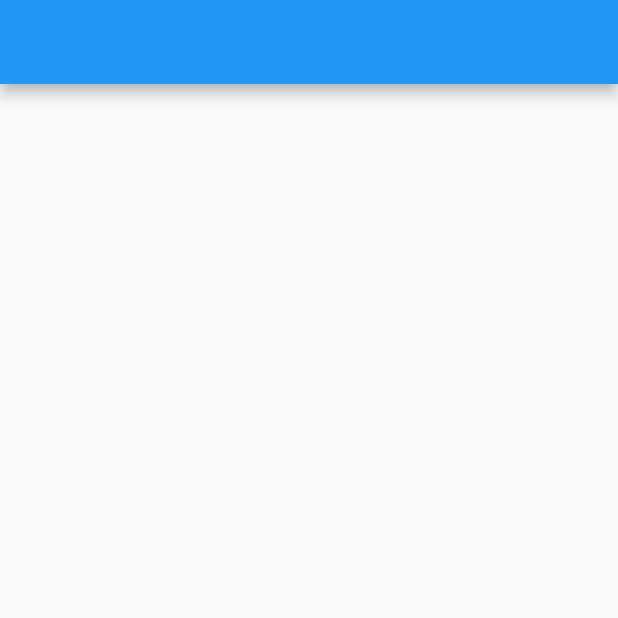
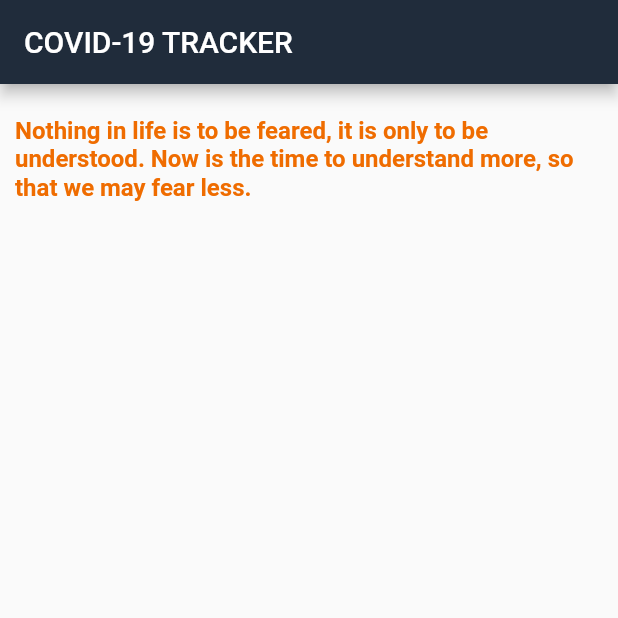
Before and after one commit to Apsaravigamage/Covid_Tracker-App-UI, a Flutter app: the screen it shows after launch, on a phone screen of 412 x 824 dp, the top half of it. Run offline on Flutter 3.47's test engine with Material 2 defaults, Android fonts, the phone set to English and light mode, and no system bars; missing offline and left inert: dart:html; Roboto replaces fonts that are missing (Circular).

Commit message:
First orange color box

```diff
--- /dev/null
+++ b/lib/datasorce.dart
@@ -0,0 +1,70 @@
+import 'package:flutter/material.dart';
+
+Color primaryBlack = Color(0xff202c3b);
+
+class DataSource{
+  static String quote ="Nothing in life is to be feared, it is only to be understood. Now is the time to understand more, so that we may fear less.";
+
+  static List questionAnswers = [
+     {
+      "question": "What is a coronavirus?",
+      "answer":
+          "Coronaviruses are a large family of viruses which may cause illness in animals or humans.  In humans, several coronaviruses are known to cause respiratory infections ranging from the common cold to more severe diseases such as Middle East Respiratory Syndrome (MERS) and Severe Acute Respiratory Syndrome (SARS). The most recently discovered coronavirus causes coronavirus disease COVID-19."
+    },
+    {
+      "question": "What is COVID-19?",
+      "answer":
+          "COVID-19 is the infectious disease caused by the most recently discovered coronavirus. This new virus and disease were unknown before the outbreak began in Wuhan, China, in December 2019."
+    },
+    {
+      "question": "What are the symptoms of COVID-19?",
+      "answer":
+          "The most common symptoms of COVID-19 are fever, tiredness, and dry cough. Some patients may have aches and pains, nasal congestion, runny nose, sore throat or diarrhea. These symptoms are usually mild and begin gradually. Some people become infected but don’t develop any symptoms and don't feel unwell. Most people (about 80%) recover from the disease without needing special treatment. Around 1 out of every 6 people who gets COVID-19 becomes seriously ill and develops difficulty breathing. Older people, and those with underlying medical problems like high blood pressure, heart problems or diabetes, are more likely to develop serious illness. People with fever, cough and difficulty breathing should seek medical attention."
+    },
+    {
+      "question": "How does COVID-19 spread?",
+      "answer":
+          "People can catch COVID-19 from others who have the virus. The disease can spread from person to person through small droplets from the nose or mouth which are spread when a person with COVID-19 coughs or exhales. These droplets land on objects and surfaces around the person. Other people then catch COVID-19 by touching these objects or surfaces, then touching their eyes, nose or mouth. People can also catch COVID-19 if they breathe in droplets from a person with COVID-19 who coughs out or exhales droplets. This is why it is important to stay more than 1 meter (3 feet) away from a person who is sick. \nWHO is assessing ongoing research on the ways COVID-19 is spread and will continue to share updated findings."
+    },
+    {
+      "question":
+          "Can the virus that causes COVID-19 be transmitted through the air?",
+      "answer":
+          "Studies to date suggest that the virus that causes COVID-19 is mainly transmitted through contact with respiratory droplets rather than through the air"
+    },
+    {
+      "question": "Can CoVID-19 be caught from a person who has no symptoms?",
+      "answer":
+          "The main way the disease spreads is through respiratory droplets expelled by someone who is coughing. The risk of catching COVID-19 from someone with no symptoms at all is very low. However, many people with COVID-19 experience only mild symptoms. This is particularly true at the early stages of the disease. It is therefore possible to catch COVID-19 from someone who has, for example, just a mild cough and does not feel ill.  WHO is assessing ongoing research on the period of transmission of COVID-19 and will continue to share updated findings.    "
+    },
+    {
+      "question":
+          "Can I catch COVID-19 from the feces of someone with the disease?",
+      "answer":
+          "The risk of catching COVID-19 from the feces of an infected person appears to be low. While initial investigations suggest the virus may be present in feces in some cases, spread through this route is not a main feature of the outbreak. WHO is assessing ongoing research on the ways COVID-19 is spread and will continue to share new findings. Because this is a risk, however, it is another reason to clean hands regularly, after using the bathroom and before eating."
+    },
+    {
+      "question": "How likely am I to catch COVID-19?",
+      "answer":
+          "The risk depends on where you  are - and more specifically, whether there is a COVID-19 outbreak unfolding there.\nFor most people in most locations the risk of catching COVID-19 is still low. However, there are now places around the world (cities or areas) where the disease is spreading. For people living in, or visiting, these areas the risk of catching COVID-19 is higher. Governments and health authorities are taking vigorous action every time a new case of COVID-19 is identified. Be sure to comply with any local restrictions on travel, movement or large gatherings. Cooperating with disease control efforts will reduce your risk of catching or spreading COVID-19.\nCOVID-19 outbreaks can be contained and transmission stopped, as has been shown in China and some other countries. Unfortunately, new outbreaks can emerge rapidly. It’s important to be aware of the situation where you are or intend to go. WHO publishes daily updates on the COVID-19 situation worldwide."
+    },
+    {
+      "question": "Who is at risk of developing severe illness?",
+      "answer":
+          "While we are still learning about how COVID-2019 affects people, older persons and persons with pre-existing medical conditions (such as high blood pressure, heart disease, lung disease, cancer or diabetes)  appear to develop serious illness more often than others. "
+    },
+    {
+      "question": "Should I wear a mask to protect myself?",
+      "answer":
+          "Only wear a mask if you are ill with COVID-19 symptoms (especially coughing) or looking after someone who may have COVID-19. Disposable face mask can only be used once. If you are not ill or looking after someone who is ill then you are wasting a mask. There is a world-wide shortage of masks, so WHO urges people to use masks wisely.\nWHO advises rational use of medical masks to avoid unnecessary wastage of precious resources and mis-use of masks\nThe most effective ways to protect yourself and others against COVID-19 are to frequently clean your hands, cover your cough with the bend of elbow or tissue and maintain a distance of at least 1 meter (3 feet) from people who are coughing or sneezing"
+    },
+    {
+      "question":
+          "Are antibiotics effective in preventing or treating the COVID-19?",
+      "answer":
+          "No. Antibiotics do not work against viruses, they only work on bacterial infections. COVID-19 is caused by a virus, so antibiotics do not work. Antibiotics should not be used as a means of prevention or treatment of COVID-19. They should only be used as directed by a physician to treat a bacterial infection. "
+    },
+
+  ];
+
+}
--- a/lib/homepage.dart
+++ b/lib/homepage.dart
@@ -1,3 +1,7 @@
+import 'dart:html';
+import 'dart:ui';
+
+import 'package:covid_tracker/datasorce.dart';
 import 'package:flutter/material.dart';
 
 class HomePage extends StatefulWidget {
@@ -9,7 +13,24 @@ class _HomePageState extends State<HomePage> {
   @override
   Widget build(BuildContext context) {
     return Scaffold(
-      appBar: AppBar(),
+      appBar: AppBar(
+        centerTitle: false,
+        title: Text('COVID-19 TRACKER',),
+      ),
+      body: SingleChildScrollView(child: Column(
+        children: <Widget>[
+          Container(
+            height: 100,
+            alignment: Alignment.center,
+            padding: EdgeInsets.all(10),
+            color: Colors.orange[10],
+            child: Text(DataSource.quote,
+            style: TextStyle(color: Colors.orange[800], fontWeight: FontWeight.bold,fontSize: 16,
+          ),
+        ),
+      )
+      ],
+      ),),
     );
   }
 }
--- a/lib/main.dart
+++ b/lib/main.dart
@@ -1,3 +1,4 @@
+import 'package:covid_tracker/datasorce.dart';
 import 'package:covid_tracker/homepage.dart';
 import 'package:flutter/material.dart';
 
@@ -6,6 +7,7 @@ void main() {
     debugShowCheckedModeBanner: false,
     theme: ThemeData(
       fontFamily: 'Circular',
+      primaryColor: primaryBlack,
     ),
     home:HomePage(),
   ));
```
